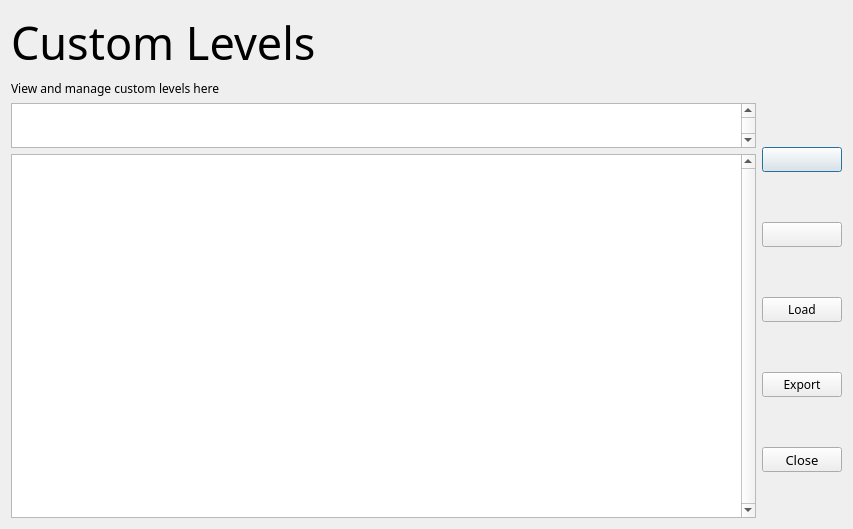
Above: wikiLYNX/ui/editlevel.ui from flamboyantpenguin/wikilynx before the change. Below: the same form after it.
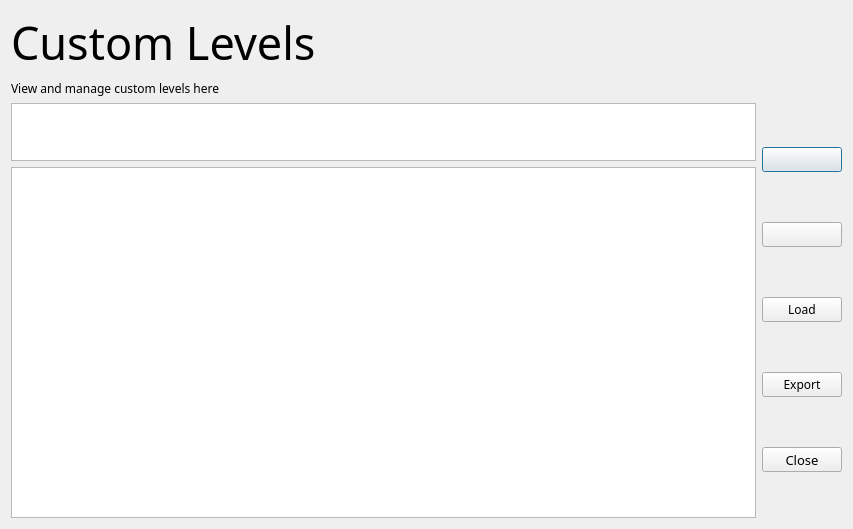
That is the form after the change. Icons and pictures are not drawn.

The edit to the form file:
```diff
--- a/wikiLYNX/ui/editlevel.ui
+++ b/wikiLYNX/ui/editlevel.ui
@@ -27,7 +27,7 @@
   </property>
   <property name="font">
    <font>
-    <family>Noto Sans</family>
+    <family>Comfortaa</family>
    </font>
   </property>
   <property name="windowTitle">
@@ -75,21 +75,30 @@
          <property name="maximumSize">
           <size>
            <width>16777215</width>
+           <height>58</height>
+          </size>
+         </property>
+         <property name="baseSize">
+          <size>
+           <width>200</width>
            <height>45</height>
           </size>
          </property>
          <property name="verticalScrollBarPolicy">
-          <enum>Qt::ScrollBarPolicy::ScrollBarAlwaysOn</enum>
+          <enum>Qt::ScrollBarPolicy::ScrollBarAlwaysOff</enum>
          </property>
         </widget>
        </item>
        <item>
         <widget class="QListWidget" name="list">
          <property name="verticalScrollBarPolicy">
-          <enum>Qt::ScrollBarPolicy::ScrollBarAlwaysOn</enum>
+          <enum>Qt::ScrollBarPolicy::ScrollBarAsNeeded</enum>
          </property>
          <property name="horizontalScrollBarPolicy">
-          <enum>Qt::ScrollBarPolicy::ScrollBarAlwaysOff</enum>
+          <enum>Qt::ScrollBarPolicy::ScrollBarAsNeeded</enum>
+         </property>
+         <property name="sizeAdjustPolicy">
+          <enum>QAbstractScrollArea::SizeAdjustPolicy::AdjustToContents</enum>
          </property>
         </widget>
        </item>
```
Left out of the diff: 5 changed lines with no effect on the pictures.
